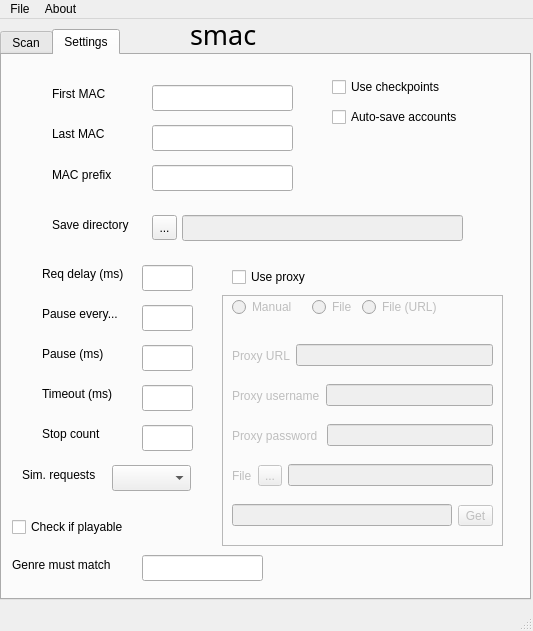
dougy147/smac, file interface.ui: the form before one commit.
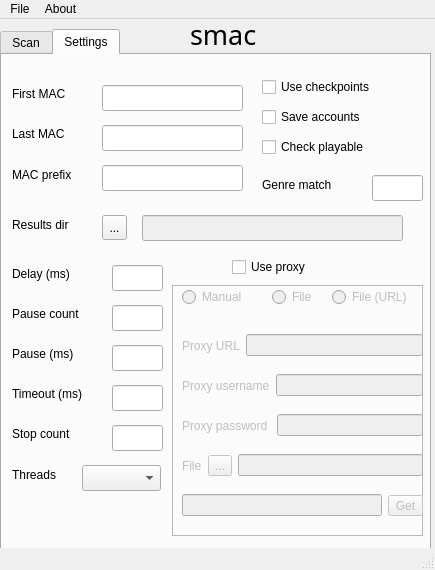
The form after the commit. The open tabs and pages were chosen to show the change.

Commit message: shrink temporary interface a bit

What changed in the file:
```diff
--- a/interface.ui
+++ b/interface.ui
@@ -6,8 +6,8 @@
    <rect>
     <x>0</x>
     <y>0</y>
-    <width>533</width>
-    <height>631</height>
+    <width>435</width>
+    <height>570</height>
    </rect>
   </property>
   <property name="windowTitle">
@@ -19,8 +19,8 @@
      <rect>
       <x>0</x>
       <y>10</y>
-      <width>531</width>
-      <height>571</height>
+      <width>431</width>
+      <height>521</height>
      </rect>
     </property>
     <property name="autoFillBackground">
@@ -244,7 +244,7 @@
      <widget class="QLineEdit" name="settings_mac_first">
       <property name="geometry">
        <rect>
-        <x>150</x>
+        <x>100</x>
         <y>30</y>
         <width>141</width>
         <height>26</height>
@@ -254,9 +254,9 @@
      <widget class="QLabel" name="label_6">
       <property name="geometry">
        <rect>
-        <x>50</x>
+        <x>10</x>
         <y>30</y>
-        <width>58</width>
+        <width>81</width>
         <height>18</height>
        </rect>
       </property>
@@ -267,9 +267,9 @@
      <widget class="QLabel" name="label_7">
       <property name="geometry">
        <rect>
-        <x>50</x>
+        <x>10</x>
         <y>70</y>
-        <width>58</width>
+        <width>81</width>
         <height>18</height>
        </rect>
       </property>
@@ -280,7 +280,7 @@
      <widget class="QLineEdit" name="settings_mac_last">
       <property name="geometry">
        <rect>
-        <x>150</x>
+        <x>100</x>
         <y>70</y>
         <width>141</width>
         <height>26</height>
@@ -290,9 +290,9 @@
      <widget class="QLabel" name="label_9">
       <property name="geometry">
        <rect>
-        <x>50</x>
+        <x>10</x>
         <y>110</y>
-        <width>71</width>
+        <width>81</width>
         <height>20</height>
        </rect>
       </property>
@@ -303,7 +303,7 @@
      <widget class="QLineEdit" name="settings_mac_prefix">
       <property name="geometry">
        <rect>
-        <x>150</x>
+        <x>100</x>
         <y>110</y>
         <width>141</width>
         <height>26</height>
@@ -313,20 +313,20 @@
      <widget class="QCheckBox" name="settings_autosave_checkbox">
       <property name="geometry">
        <rect>
-        <x>330</x>
+        <x>260</x>
         <y>50</y>
-        <width>141</width>
+        <width>161</width>
         <height>24</height>
        </rect>
       </property>
       <property name="text">
-       <string>Auto-save accounts</string>
+       <string>Save accounts</string>
       </property>
      </widget>
      <widget class="QComboBox" name="thread_combobox">
       <property name="geometry">
        <rect>
-        <x>110</x>
+        <x>80</x>
         <y>410</y>
         <width>79</width>
         <height>26</height>
@@ -336,14 +336,14 @@
      <widget class="QLabel" name="label_10">
       <property name="geometry">
        <rect>
-        <x>20</x>
+        <x>10</x>
         <y>410</y>
         <width>81</width>
         <height>20</height>
        </rect>
       </property>
       <property name="text">
-       <string>Sim. requests</string>
+       <string>Threads</string>
       </property>
      </widget>
      <widget class="QLineEdit" name="settings_save_dir">
@@ -352,9 +352,9 @@
       </property>
       <property name="geometry">
        <rect>
-        <x>180</x>
+        <x>140</x>
         <y>160</y>
-        <width>281</width>
+        <width>261</width>
         <height>26</height>
        </rect>
       </property>
@@ -368,20 +368,20 @@
      <widget class="QLabel" name="label_11">
       <property name="geometry">
        <rect>
-        <x>50</x>
+        <x>10</x>
         <y>160</y>
-        <width>91</width>
+        <width>81</width>
         <height>20</height>
        </rect>
       </property>
       <property name="text">
-       <string>Save directory</string>
+       <string>Results dir</string>
       </property>
      </widget>
      <widget class="QToolButton" name="settings_select_dir_toolbutton">
       <property name="geometry">
        <rect>
-        <x>150</x>
+        <x>100</x>
         <y>160</y>
         <width>25</width>
         <height>25</height>
@@ -394,7 +394,7 @@
      <widget class="QCheckBox" name="settings_use_checkpoints">
       <property name="geometry">
        <rect>
-        <x>330</x>
+        <x>260</x>
         <y>20</y>
         <width>141</width>
         <height>24</height>
@@ -407,20 +407,20 @@
      <widget class="QLabel" name="label_8">
       <property name="geometry">
        <rect>
-        <x>40</x>
+        <x>10</x>
         <y>210</y>
         <width>91</width>
         <height>18</height>
        </rect>
       </property>
       <property name="text">
-       <string>Req delay (ms)</string>
+       <string>Delay (ms)</string>
       </property>
      </widget>
      <widget class="QLineEdit" name="entry_request_delay">
       <property name="geometry">
        <rect>
-        <x>140</x>
+        <x>110</x>
         <y>210</y>
         <width>51</width>
         <height>26</height>
@@ -430,7 +430,7 @@
      <widget class="QLineEdit" name="entry_pause_nb">
       <property name="geometry">
        <rect>
-        <x>140</x>
+        <x>110</x>
         <y>250</y>
         <width>51</width>
         <height>26</height>
@@ -440,20 +440,20 @@
      <widget class="QLabel" name="label_12">
       <property name="geometry">
        <rect>
-        <x>40</x>
+        <x>10</x>
         <y>250</y>
         <width>91</width>
         <height>18</height>
        </rect>
       </property>
       <property name="text">
-       <string>Pause every...</string>
+       <string>Pause count</string>
       </property>
      </widget>
      <widget class="QLineEdit" name="entry_pause_duration">
       <property name="geometry">
        <rect>
-        <x>140</x>
+        <x>110</x>
         <y>290</y>
         <width>51</width>
         <height>26</height>
@@ -463,7 +463,7 @@
      <widget class="QLabel" name="label_13">
       <property name="geometry">
        <rect>
-        <x>40</x>
+        <x>10</x>
         <y>290</y>
         <width>101</width>
         <height>18</height>
@@ -476,7 +476,7 @@
      <widget class="QLineEdit" name="entry_request_timeout">
       <property name="geometry">
        <rect>
-        <x>140</x>
+        <x>110</x>
         <y>330</y>
         <width>51</width>
         <height>26</height>
@@ -486,9 +486,9 @@
      <widget class="QLabel" name="label_14">
       <property name="geometry">
        <rect>
-        <x>40</x>
+        <x>10</x>
         <y>330</y>
-        <width>91</width>
+        <width>101</width>
         <height>18</height>
        </rect>
       </property>
@@ -500,8 +500,8 @@
       <property name="geometry">
        <rect>
         <x>230</x>
-        <y>210</y>
-        <width>85</width>
+        <y>200</y>
+        <width>111</width>
         <height>24</height>
        </rect>
       </property>
@@ -515,9 +515,9 @@
       </property>
       <property name="geometry">
        <rect>
-        <x>220</x>
-        <y>240</y>
-        <width>281</width>
+        <x>170</x>
+        <y>230</y>
+        <width>251</width>
         <height>251</height>
        </rect>
       </property>
@@ -548,7 +548,7 @@
         <rect>
          <x>10</x>
          <y>40</y>
-         <width>261</width>
+         <width>241</width>
          <height>41</height>
         </rect>
        </property>
@@ -578,9 +578,9 @@
        </property>
        <property name="geometry">
         <rect>
-         <x>140</x>
+         <x>160</x>
          <y>0</y>
-         <width>81</width>
+         <width>91</width>
          <height>24</height>
         </rect>
        </property>
@@ -593,7 +593,7 @@
         <rect>
          <x>10</x>
          <y>200</y>
-         <width>261</width>
+         <width>241</width>
          <height>41</height>
         </rect>
        </property>
@@ -622,7 +622,7 @@
         <rect>
          <x>10</x>
          <y>160</y>
-         <width>261</width>
+         <width>241</width>
          <height>41</height>
         </rect>
        </property>
@@ -661,7 +661,7 @@
         <rect>
          <x>10</x>
          <y>80</y>
-         <width>261</width>
+         <width>241</width>
          <height>41</height>
         </rect>
        </property>
@@ -690,7 +690,7 @@
         <rect>
          <x>10</x>
          <y>120</y>
-         <width>261</width>
+         <width>241</width>
          <height>41</height>
         </rect>
        </property>
@@ -720,7 +720,7 @@
        </property>
        <property name="geometry">
         <rect>
-         <x>90</x>
+         <x>100</x>
          <y>0</y>
          <width>51</width>
          <height>24</height>
@@ -734,35 +734,35 @@
      <widget class="QCheckBox" name="checkbox_settings_check_playable">
       <property name="geometry">
        <rect>
-        <x>10</x>
-        <y>460</y>
+        <x>260</x>
+        <y>80</y>
         <width>161</width>
         <height>24</height>
        </rect>
       </property>
       <property name="text">
-       <string>Check if playable</string>
+       <string>Check playable</string>
       </property>
      </widget>
      <widget class="QLabel" name="label_15">
       <property name="geometry">
        <rect>
-        <x>10</x>
-        <y>500</y>
-        <width>121</width>
+        <x>260</x>
+        <y>120</y>
+        <width>101</width>
         <height>20</height>
        </rect>
       </property>
       <property name="text">
-       <string>Genre must match</string>
+       <string>Genre match</string>
       </property>
      </widget>
      <widget class="QLineEdit" name="entry_genre_match">
       <property name="geometry">
        <rect>
-        <x>140</x>
-        <y>500</y>
-        <width>121</width>
+        <x>370</x>
+        <y>120</y>
+        <width>51</width>
         <height>26</height>
        </rect>
       </property>
@@ -773,7 +773,7 @@
      <widget class="QLineEdit" name="entry_stop_count">
       <property name="geometry">
        <rect>
-        <x>140</x>
+        <x>110</x>
         <y>370</y>
         <width>51</width>
         <height>26</height>
@@ -783,7 +783,7 @@
      <widget class="QLabel" name="label_16">
       <property name="geometry">
        <rect>
-        <x>40</x>
+        <x>10</x>
         <y>370</y>
         <width>91</width>
         <height>18</height>
@@ -822,7 +822,7 @@
     <rect>
      <x>0</x>
      <y>0</y>
-     <width>533</width>
+     <width>435</width>
      <height>23</height>
     </rect>
    </property>
```
Left out of the diff: 36 changed lines with no effect on the pictures. The commit also changes 1 other file.
